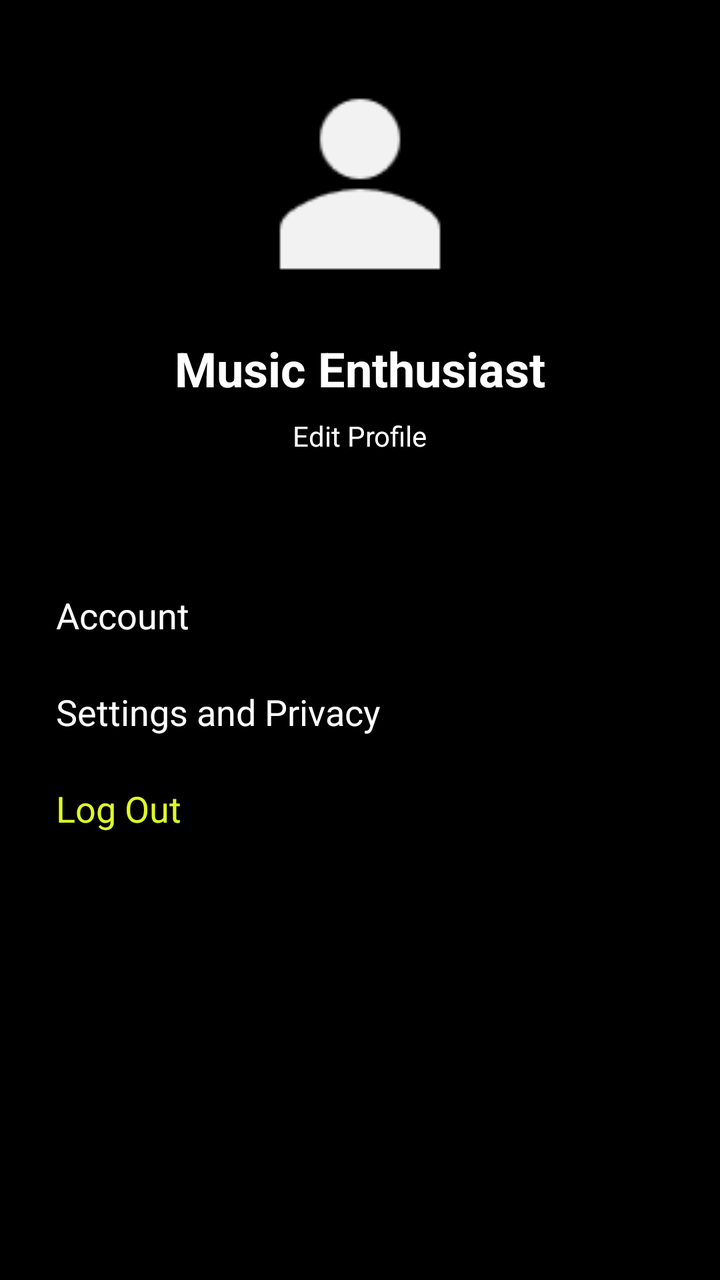
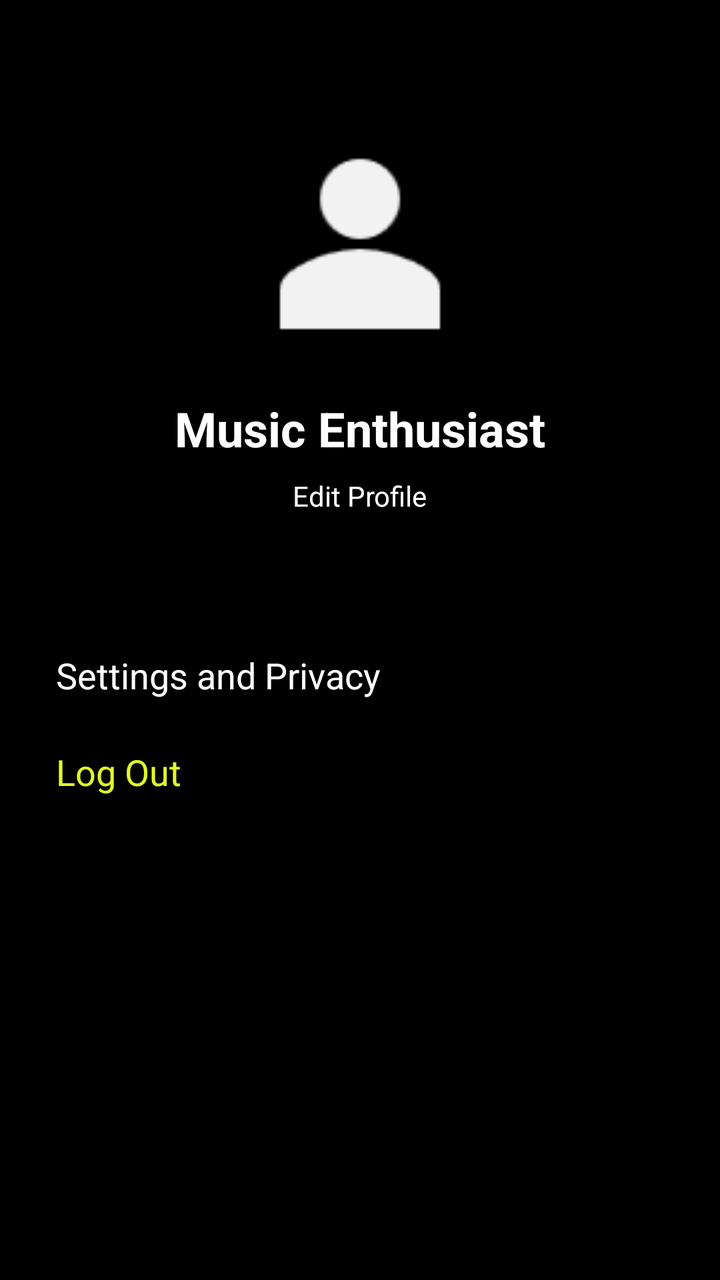

Two renders of the same Android screen: before a commit and after it. Below are the layout's source before the change and the commit's diff.
<!-- AndroidManifest.xml: application theme Theme.Test -->
<!-- res/layout/fragment_profile.xml -->
<?xml version="1.0" encoding="utf-8"?>
<androidx.constraintlayout.widget.ConstraintLayout
    xmlns:android="http://schemas.android.com/apk/res/android"
    xmlns:app="http://schemas.android.com/apk/res-auto"
    android:layout_width="match_parent"
    android:layout_height="match_parent"
    android:background="@color/black">

    <ScrollView
        android:layout_width="match_parent"
        android:layout_height="match_parent"
        android:fillViewport="true">

        <LinearLayout
            android:layout_width="match_parent"
            android:layout_height="wrap_content"
            android:orientation="vertical">

            <LinearLayout
                android:id="@+id/profileHeader"
                android:layout_width="match_parent"
                android:layout_height="wrap_content"
                android:orientation="vertical"
                android:gravity="center"
                android:padding="32dp">

                <ImageView
                    android:id="@+id/profilePicture"
                    android:layout_width="120dp"
                    android:layout_height="120dp"
                    android:src="@drawable/profile"
                    android:contentDescription="User Profile Picture" />

                <TextView
                    android:id="@+id/tvUsername"
                    android:layout_width="wrap_content"
                    android:layout_height="wrap_content"
                    android:text="Music Enthusiast"
                    android:textColor="@color/white"
                    android:textSize="24sp"
                    android:textStyle="bold"
                    android:layout_marginTop="16dp"/>

                <TextView
                    android:id="@+id/btnEditProfile"
                    android:layout_width="wrap_content"
                    android:layout_height="wrap_content"
                    android:text="Edit Profile"
                    android:textColor="@color/white"
                    android:textSize="14sp"
                    android:padding="8dp"/>
            </LinearLayout>

            <LinearLayout
                android:layout_width="match_parent"
                android:layout_height="wrap_content"
                android:orientation="vertical"
                android:padding="16dp">

                <TextView
                    android:layout_width="match_parent"
                    android:layout_height="wrap_content"
                    android:padding="12dp"
                    android:text="Account"
                    android:textColor="@color/white"
                    android:textSize="18sp" />

                <TextView
                    android:layout_width="match_parent"
                    android:layout_height="wrap_content"
                    android:padding="12dp"
                    android:text="Settings and Privacy"
                    android:textColor="@color/white"
                    android:textSize="18sp" />

                <TextView
                    android:id="@+id/btnLogout"
                    android:layout_width="match_parent"
                    android:layout_height="wrap_content"
                    android:padding="12dp"
                    android:text="Log Out"
                    android:textColor="@color/brand_green"
                    android:textSize="18sp" />
            </LinearLayout>
        </LinearLayout>
    </ScrollView>

</androidx.constraintlayout.widget.ConstraintLayout>
<!-- resources referenced by this layout -->
<resources>
  <color name="black">#FF000000</color>
  <color name="brand_green">#DFF828</color>
  <color name="white">#FFFFFFFF</color>
  <!-- drawable profile: png bitmap (drawable, 1072 bytes) -->
  <style name="Theme.Test" parent="Base.Theme.Test" />
  <style name="Base.Theme.Test" parent="Theme.Material3.DayNight.NoActionBar">
          
          
      </style>
</resources>

<!-- the commit's change to res/layout/fragment_profile.xml (unified diff, before → after) -->
@@ -22,65 +22,58 @@
                 android:layout_height="wrap_content"
                 android:orientation="vertical"
                 android:gravity="center"
-                android:padding="32dp">
+                android:padding="@dimen/spacing_huge">
 
                 <ImageView
                     android:id="@+id/profilePicture"
-                    android:layout_width="120dp"
-                    android:layout_height="120dp"
-                    android:src="@drawable/profile"
-                    android:contentDescription="User Profile Picture" />
+                    android:layout_width="@dimen/profile_picture_size"
+                    android:layout_height="@dimen/profile_picture_size"
+                    android:layout_marginTop="30dp"
+                    android:contentDescription="@string/cd_profile_picture"
+                    android:src="@drawable/profile" />
 
                 <TextView
                     android:id="@+id/tvUsername"
                     android:layout_width="wrap_content"
                     android:layout_height="wrap_content"
-                    android:text="Music Enthusiast"
+                    android:text="@string/label_username_default"
                     android:textColor="@color/white"
-                    android:textSize="24sp"
+                    android:textSize="@dimen/text_heading"
                     android:textStyle="bold"
-                    android:layout_marginTop="16dp"/>
+                    android:layout_marginTop="@dimen/spacing_xl"/>
 
                 <TextView
                     android:id="@+id/btnEditProfile"
                     android:layout_width="wrap_content"
                     android:layout_height="wrap_content"
-                    android:text="Edit Profile"
+                    android:text="@string/label_edit_profile"
                     android:textColor="@color/white"
-                    android:textSize="14sp"
-                    android:padding="8dp"/>
+                    android:textSize="@dimen/text_md"
+                    android:padding="@dimen/spacing_md"/>
             </LinearLayout>
 
             <LinearLayout
                 android:layout_width="match_parent"
                 android:layout_height="wrap_content"
                 android:orientation="vertical"
-                android:padding="16dp">
+                android:padding="@dimen/spacing_xl">
 
                 <TextView
                     android:layout_width="match_parent"
                     android:layout_height="wrap_content"
-                    android:padding="12dp"
-                    android:text="Account"
+                    android:padding="@dimen/spacing_lg"
+                    android:text="@string/label_settings"
                     android:textColor="@color/white"
-                    android:textSize="18sp" />
-
-                <TextView
-                    android:layout_width="match_parent"
-                    android:layout_height="wrap_content"
-                    android:padding="12dp"
-                    android:text="Settings and Privacy"
-                    android:textColor="@color/white"
-                    android:textSize="18sp" />
+                    android:textSize="@dimen/text_xl" />
 
                 <TextView
                     android:id="@+id/btnLogout"
                     android:layout_width="match_parent"
                     android:layout_height="wrap_content"
-                    android:padding="12dp"
-                    android:text="Log Out"
+                    android:padding="@dimen/spacing_lg"
+                    android:text="@string/label_logout"
                     android:textColor="@color/brand_green"
-                    android:textSize="18sp" />
+                    android:textSize="@dimen/text_xl" />
             </LinearLayout>
         </LinearLayout>
     </ScrollView>
<!-- resource entries referenced after the edit -->
@@ -3,7 +3,20 @@
   <color name="black">#FF000000</color>
   <color name="brand_green">#DFF828</color>
   <color name="white">#FFFFFFFF</color>
+  <dimen name="profile_picture_size">120dp</dimen>
+  <dimen name="spacing_huge">32dp</dimen>
+  <dimen name="spacing_lg">12dp</dimen>
+  <dimen name="spacing_md">8dp</dimen>
+  <dimen name="spacing_xl">16dp</dimen>
+  <dimen name="text_heading">24sp</dimen>
+  <dimen name="text_md">14sp</dimen>
+  <dimen name="text_xl">18sp</dimen>
   <!-- drawable profile: png bitmap (drawable, 1072 bytes) -->
+  <string name="cd_profile_picture">User Profile Picture</string>
+  <string name="label_edit_profile">Edit Profile</string>
+  <string name="label_logout">Log Out</string>
+  <string name="label_settings">Settings and Privacy</string>
+  <string name="label_username_default">Music Enthusiast</string>
   <style name="Theme.Test" parent="Base.Theme.Test" />
   <style name="Base.Theme.Test" parent="Theme.Material3.DayNight.NoActionBar">
           
